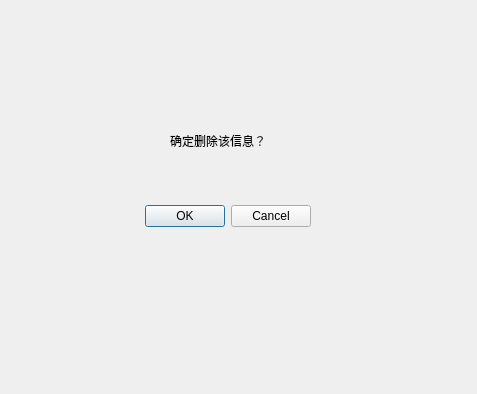
Qt form SQL/areyousure.ui (JDHHH/SQL-QT) before a commit.
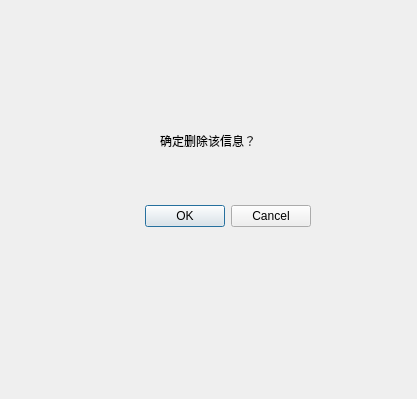
The same form after that commit.

What changed in the file:
```diff
--- a/SQL/areyousure.ui
+++ b/SQL/areyousure.ui
@@ -6,8 +6,8 @@
    <rect>
     <x>0</x>
     <y>0</y>
-    <width>477</width>
-    <height>394</height>
+    <width>417</width>
+    <height>399</height>
    </rect>
   </property>
   <property name="windowTitle">
@@ -32,7 +32,7 @@
   <widget class="QLabel" name="label">
    <property name="geometry">
     <rect>
-     <x>170</x>
+     <x>160</x>
      <y>110</y>
      <width>161</width>
      <height>61</height>
```
